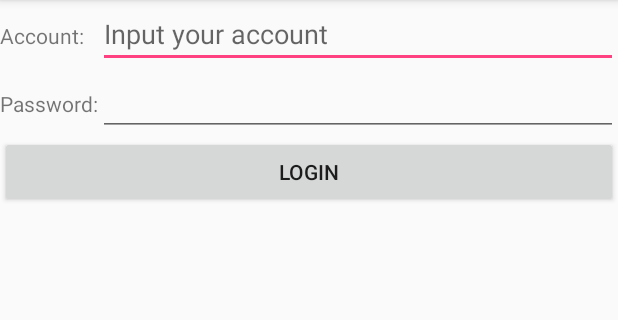
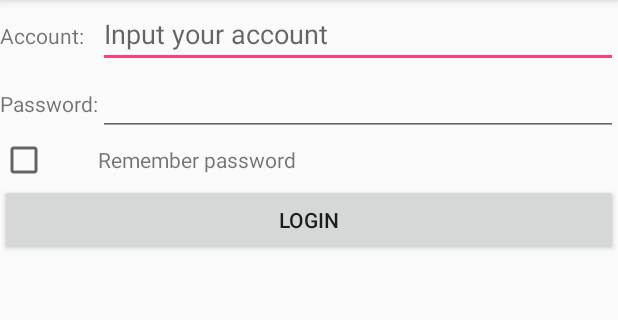
Before and after one commit to AaronLChen/AndroidStudio, an Android app: the screen it shows after launch (LoginActivity), after a tap on "LOGIN", on a phone screen of 412 x 824 dp, the part 84-404 px from its top. Run offline under Robolectric (Android 15) with nearby library versions, the phone set to English and light mode, and no system bars.

```diff
--- a/app/src/main/java/com/aaron/broadcastbestpractice/LoginActivity.java
+++ b/app/src/main/java/com/aaron/broadcastbestpractice/LoginActivity.java
@@ -1,9 +1,13 @@
 package com.aaron.broadcastbestpractice;
 
 import android.content.Intent;
+import android.content.SharedPreferences;
 import android.os.Bundle;
+import android.preference.PreferenceManager;
 import android.view.View;
 import android.widget.Button;
+import android.widget.CheckBox;
+import android.widget.Checkable;
 import android.widget.EditText;
 import android.widget.Toast;
 
@@ -15,13 +19,31 @@ public class LoginActivity extends BaseActivity {
     private EditText accountEdit;
     private EditText passwordEdit;
     private Button login;
+    private CheckBox rememberPass;
+
+    private SharedPreferences pref;
+    private SharedPreferences.Editor editor;
 
     protected void onCreate(Bundle savedInstanceState) {
         super.onCreate(savedInstanceState);
         setContentView(R.layout.login);
+
         accountEdit = (EditText) findViewById(R.id.account);
         passwordEdit = (EditText) findViewById(R.id.password);
         login = (Button) findViewById(R.id.login);
+        rememberPass = (CheckBox) findViewById(R.id.remember_pass);
+
+        pref = PreferenceManager.getDefaultSharedPreferences(this);
+        boolean isRemember = pref.getBoolean("remeber_password", false);
+        if (isRemember) {
+            //将账号和密码都设置到文本框中
+            String account = pref.getString("account", "");
+            String password = pref.getString("password", "");
+            accountEdit.setText(account);
+            passwordEdit.setText(password);
+            rememberPass.setChecked(true);
+        }
+
 
         login.setOnClickListener(new View.OnClickListener() {
             @Override
@@ -29,7 +51,17 @@ public class LoginActivity extends BaseActivity {
                 String account = accountEdit.getText().toString();
                 String password = passwordEdit.getText().toString();
 
-                if ("admin".equals(account) && "123456".equals(password)) {
+                if ("Aaron".equals(account) && "123456".equals(password)) {
+                    editor = pref.edit();
+                    if (rememberPass.isChecked()) {
+                        editor.putBoolean("remember_password", true);
+                        editor.putString("account", account);
+                        editor.putString("password", password);
+                    } else {
+                        editor.clear();
+                    }
+                    editor.commit();
+
                     Intent intent = new Intent(LoginActivity.this, MainActivity.class);
                     startActivity(intent);
                     finish();
--- a/app/src/main/res/layout/login.xml
+++ b/app/src/main/res/layout/login.xml
@@ -26,6 +26,15 @@
     </TableRow>
 
     <TableRow>
+        <CheckBox
+            android:id="@+id/remember_pass"
+            android:layout_height="wrap_content"/>
+        <TextView
+            android:layout_height="wrap_content"
+            android:text="Remember password"/>
+    </TableRow>
+
+    <TableRow>
         <Button
             android:id="@+id/login"
             android:layout_height="wrap_content"
```
